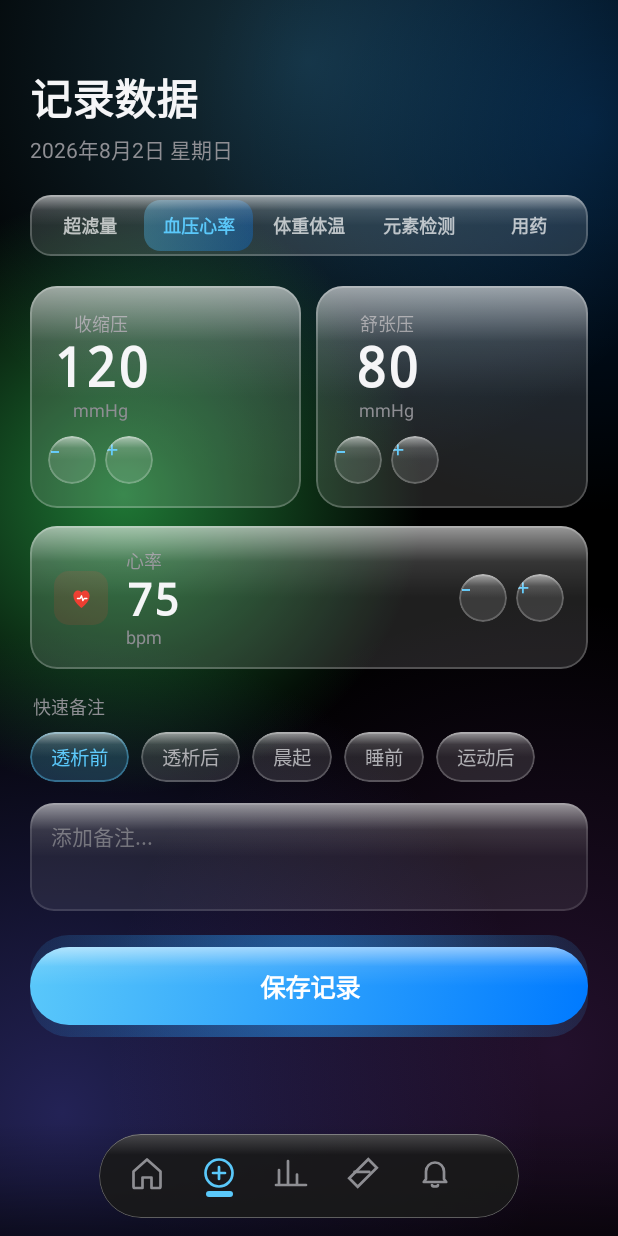
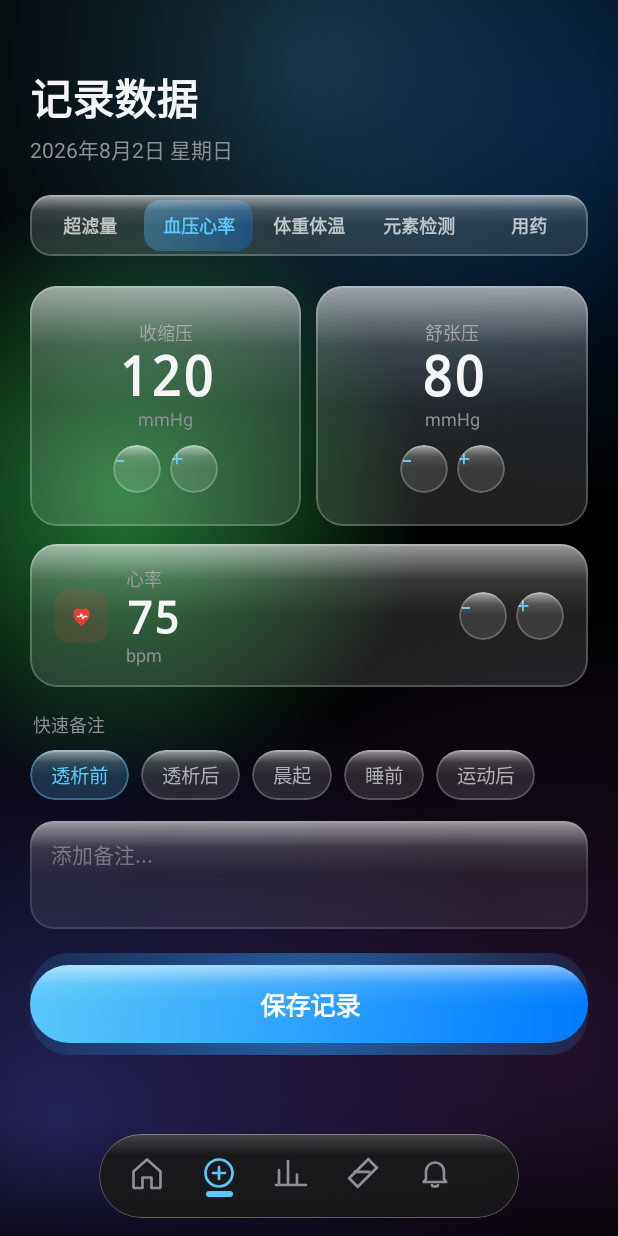
Before and after one commit to Jakeopsjj/ClearFlow, an Android app built with Jetpack Compose: the DataRecordActivity screen opened directly, with no data from a screen before it, after a tap on "血压心率", on a phone screen of 412 x 824 dp. Run offline under Robolectric (Android 15) with nearby library versions, the light colour scheme and no system bars.

Commit message:
fix: 修复数据记录卡片内容垂直居中问题
为BpCard和ElementCard添加fillMaxSize()和verticalArrangement = Arrangement.Center，
确保数字和图标在卡片中垂直居中显示。
新增BpCardMinHeight和ElementCardMinHeight常量。

```diff
--- a/app/src/main/kotlin/com/cleardu/app/ui/components/BpHrPanel.kt
+++ b/app/src/main/kotlin/com/cleardu/app/ui/components/BpHrPanel.kt
@@ -11,8 +11,10 @@ import androidx.compose.foundation.layout.Column
 import androidx.compose.foundation.layout.IntrinsicSize
 import androidx.compose.foundation.layout.Row
 import androidx.compose.foundation.layout.Spacer
+import androidx.compose.foundation.layout.fillMaxSize
 import androidx.compose.foundation.layout.fillMaxWidth
 import androidx.compose.foundation.layout.height
+import androidx.compose.foundation.layout.heightIn
 import androidx.compose.foundation.layout.padding
 import androidx.compose.foundation.layout.size
 import androidx.compose.foundation.shape.CircleShape
@@ -103,18 +105,21 @@ private fun BpCard(
     modifier: Modifier = Modifier
 ) {
     GlassCard(
-        modifier = modifier,
+        modifier = modifier.heightIn(min = ClearDuDimens.BpCardMinHeight),
         shape = RoundedCornerShape(ClearDuDimens.BpCardRadius),
         background = LiquidGlassColors.GlassBg,
         border = LiquidGlassColors.GlassBorder,
         specularTop = LiquidGlassColors.GlassSpecularTop
     ) {
         Column(
-            modifier = Modifier.padding(
-                horizontal = ClearDuDimens.BpCardPaddingH,
-                vertical = ClearDuDimens.BpCardPaddingV
-            ),
-            horizontalAlignment = Alignment.CenterHorizontally
+            modifier = Modifier
+                .fillMaxSize()
+                .padding(
+                    horizontal = ClearDuDimens.BpCardPaddingH,
+                    vertical = ClearDuDimens.BpCardPaddingV
+                ),
+            horizontalAlignment = Alignment.CenterHorizontally,
+            verticalArrangement = Arrangement.Center
         ) {
             Text(
                 text = label,
--- a/app/src/main/kotlin/com/cleardu/app/ui/theme/Dimens.kt
+++ b/app/src/main/kotlin/com/cleardu/app/ui/theme/Dimens.kt
@@ -162,6 +162,7 @@ object ClearDuDimens {
     val BpCardRadius = 18.dp
     val BpCardPaddingH = 12.dp
     val BpCardPaddingV = 16.dp
+    val BpCardMinHeight = 160.dp
     val BpCardBottomMargin = 12.dp
     val BpAdjustBtnSize = 32.dp
     val BpAdjustGap = 6.dp
@@ -186,6 +187,7 @@ object ClearDuDimens {
     val ElementCardRadius = 18.dp
     val ElementCardPaddingH = 12.dp
     val ElementCardPaddingV = 14.dp
+    val ElementCardMinHeight = 140.dp
     val ElementRangeRadius = 6.dp
     val ElementRangePaddingH = 6.dp
     val ElementRangePaddingV = 2.dp
```
Also changed, not shown: app/src/main/kotlin/com/cleardu/app/ui/components/ElementsPanel.kt (+8 -3 lines).
